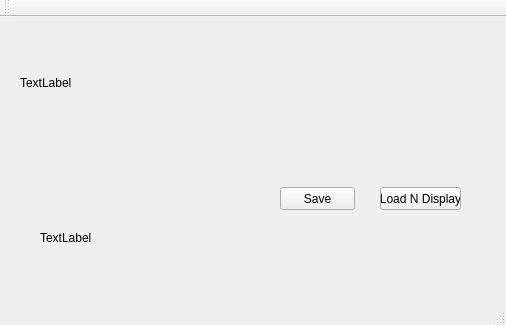
Old version of the form mainwindow.ui in the repository brown4eva/PixelArt.
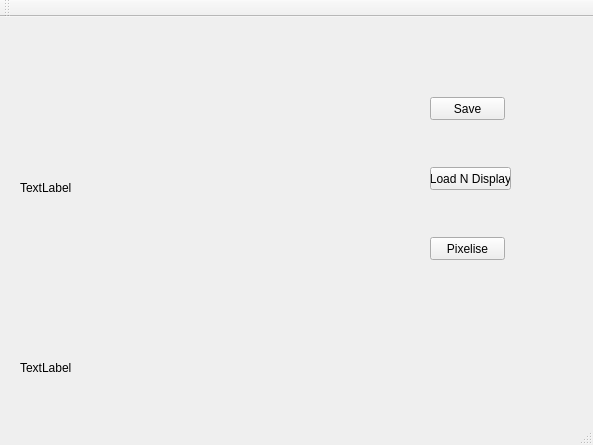
New version of the form.

The edit to the form file:
```diff
--- a/mainwindow.ui
+++ b/mainwindow.ui
@@ -6,8 +6,8 @@
    <rect>
     <x>0</x>
     <y>0</y>
-    <width>506</width>
-    <height>325</height>
+    <width>593</width>
+    <height>445</height>
    </rect>
   </property>
   <property name="windowTitle">
@@ -17,8 +17,8 @@
    <widget class="QPushButton" name="pushButton">
     <property name="geometry">
      <rect>
-      <x>380</x>
-      <y>170</y>
+      <x>430</x>
+      <y>150</y>
       <width>81</width>
       <height>23</height>
      </rect>
@@ -32,8 +32,8 @@
      <rect>
       <x>20</x>
       <y>10</y>
-      <width>271</width>
-      <height>111</height>
+      <width>401</width>
+      <height>321</height>
      </rect>
     </property>
     <property name="text">
@@ -43,8 +43,8 @@
    <widget class="QLabel" name="FilePathLabel">
     <property name="geometry">
      <rect>
-      <x>40</x>
-      <y>210</y>
+      <x>20</x>
+      <y>340</y>
       <width>151</width>
       <height>21</height>
      </rect>
@@ -56,8 +56,8 @@
    <widget class="QPushButton" name="pushButton_2">
     <property name="geometry">
      <rect>
-      <x>280</x>
-      <y>170</y>
+      <x>430</x>
+      <y>80</y>
       <width>75</width>
       <height>23</height>
      </rect>
@@ -66,6 +66,19 @@
      <string>Save</string>
     </property>
    </widget>
+   <widget class="QPushButton" name="pushButton_3">
+    <property name="geometry">
+     <rect>
+      <x>430</x>
+      <y>220</y>
+      <width>75</width>
+      <height>23</height>
+     </rect>
+    </property>
+    <property name="text">
+     <string>Pixelise</string>
+    </property>
+   </widget>
   </widget>
   <widget class="QMenuBar" name="menuBar">
    <property name="geometry">
```
Left out of the diff: 2 changed lines with no effect on the pictures.
